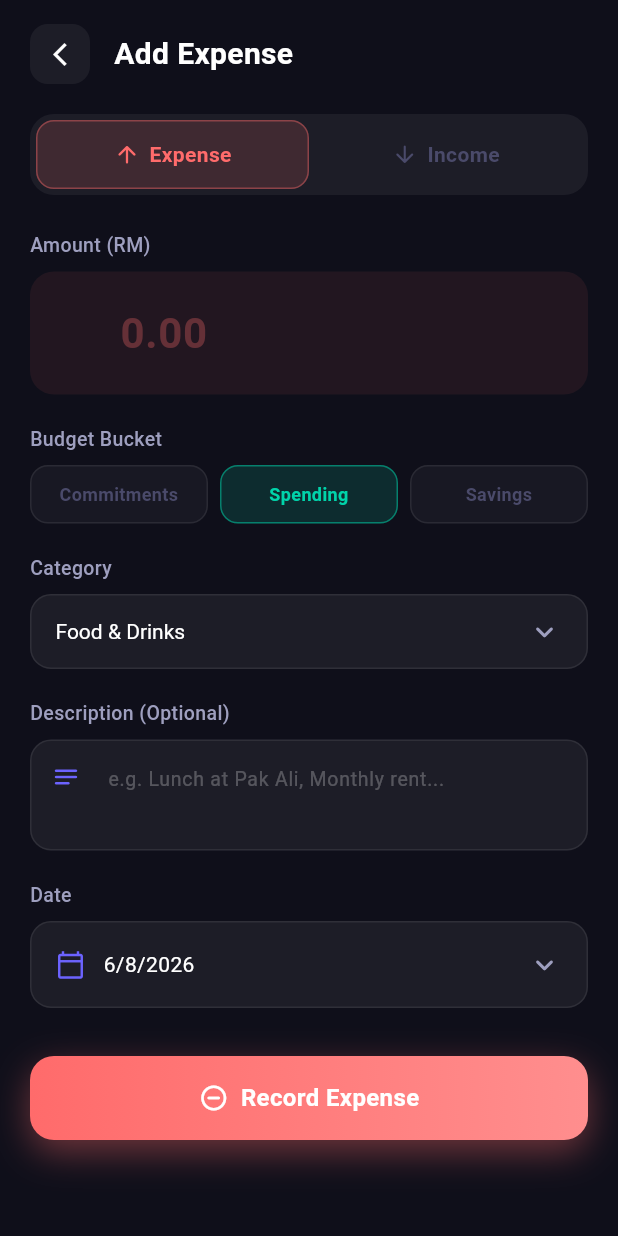
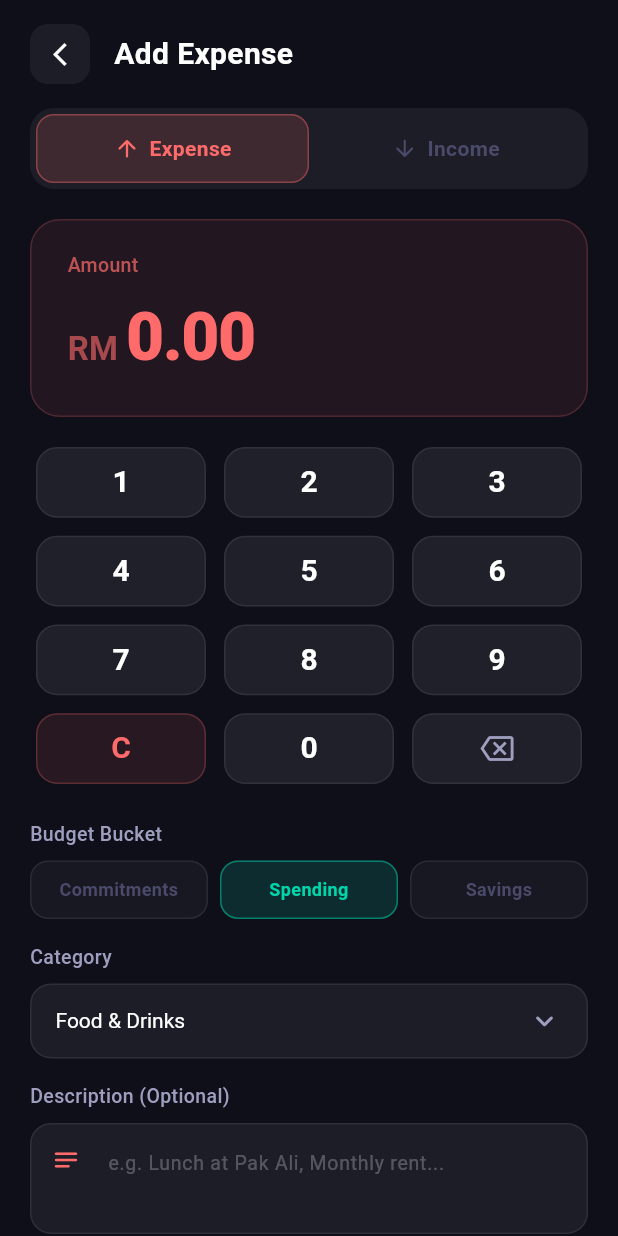
Before and after one commit to Ky-mee/pocket-plan, a Flutter app: the AddTransactionScreen screen opened by its route, on a phone screen of 412 x 824 dp. Run offline on Flutter 3.47's test engine with Material 3 defaults, Android fonts, the phone set to English and light mode, and no system bars; our stand-ins replace cloud_firestore, csv, firebase_auth, firebase_core, firebase_messaging, fl_chart and 11 more; accounts and stored records are empty.

Commit message:
1. update addTransaction input style from text field to calculator/atm numpad style. 2. Fix notification service to be fully functional, alert for limit exceed and budget reset per month.

```diff
--- a/lib/main.dart
+++ b/lib/main.dart
@@ -17,6 +17,7 @@ import 'package:pocket_plan/providers/theme_provider.dart';
 import 'package:pocket_plan/screens/onboarding/onboarding_screen.dart';
 import 'package:pocket_plan/screens/help/help_screen.dart';
 import 'package:flutter_dotenv/flutter_dotenv.dart';
+import 'package:pocket_plan/core/services/notification_service.dart';
 
 void main() async {
   WidgetsFlutterBinding.ensureInitialized();
@@ -24,6 +25,8 @@ void main() async {
   await dotenv.load(fileName: '.env');
 
   await Firebase.initializeApp(options: DefaultFirebaseOptions.currentPlatform);
+
+  await NotificationService().initialize();
 
   runApp(const ProviderScope(child: PocketPlanApp()));
 }
--- a/lib/screens/transactions/add_transaction_screen.dart
+++ b/lib/screens/transactions/add_transaction_screen.dart
@@ -3,6 +3,7 @@ import 'package:firebase_auth/firebase_auth.dart';
 import 'package:cloud_firestore/cloud_firestore.dart';
 import 'package:pocket_plan/core/services/database_service.dart';
 import 'package:pocket_plan/models/transaction_model.dart';
+import 'package:pocket_plan/widgets/atm_numpad.dart';
 
 class AddTransactionScreen extends StatefulWidget {
   const AddTransactionScreen({super.key});
@@ -13,17 +14,17 @@ class AddTransactionScreen extends StatefulWidget {
 
 class _AddTransactionScreenState extends State<AddTransactionScreen>
     with TickerProviderStateMixin {
-  final _formKey = GlobalKey<FormState>();
-  final _amountController = TextEditingController();
   final _descriptionController = TextEditingController();
   final DatabaseService _db = DatabaseService();
 
   TransactionType _type = TransactionType.expense;
   BudgetCategory _budgetCategory = BudgetCategory.spending;
   String _selectedCategory = 'Food & Drinks';
+  String _selectedIncomeSource = 'Allowance';
 
-  // ── NEW: Income source (replaces category for income transactions) ──
-  String _selectedIncomeSource = 'Allowance';
+  // ATM-style amount in cents
+  int _amountCents = 0;
+
   final List<String> _incomeSources = [
     'Allowance',
     'Part-time Job',
@@ -41,19 +42,14 @@ class _AddTransactionScreenState extends State<AddTransactionScreen>
   late Animation<Offset> _slideAnimation;
 
   String get _userId => FirebaseAuth.instance.currentUser?.uid ?? '';
+  double get _amountDouble => _amountCents / 100.0;
 
   @override
   void initState() {
     super.initState();
-
-    // Pre-fill type from route arguments if passed
     WidgetsBinding.instance.addPostFrameCallback((_) {
       final arg = ModalRoute.of(context)?.settings.arguments;
-      if (arg == 'income') {
-        setState(() {
-          _type = TransactionType.income;
-        });
-      }
+      if (arg == 'income') setState(() => _type = TransactionType.income);
     });
 
     _slideController = AnimationController(
@@ -69,7 +65,6 @@ class _AddTransactionScreenState extends State<AddTransactionScreen>
 
   @override
   void dispose() {
-    _amountController.dispose();
     _descriptionController.dispose();
     _slideController.dispose();
     super.dispose();
@@ -79,18 +74,27 @@ class _AddTransactionScreenState extends State<AddTransactionScreen>
       TransactionCategories.categories[_budgetCategory] ?? [];
 
   Future<void> _saveTransaction() async {
-    if (!_formKey.currentState!.validate()) return;
+    if (_amountCents == 0) {
+      ScaffoldMessenger.of(context).showSnackBar(
+        SnackBar(
+          content: const Text('Please enter an amount'),
+          backgroundColor: const Color(0xFFE53935),
+          behavior: SnackBarBehavior.floating,
+          shape: RoundedRectangleBorder(
+            borderRadius: BorderRadius.circular(12),
+          ),
+        ),
+      );
+      return;
+    }
+
     setState(() => _isLoading = true);
 
     try {
-      final amount = double.parse(_amountController.text);
-
       if (_type == TransactionType.income) {
-        // ── INCOME: auto-split into 50/30/20 buckets ──
-        await _saveIncomeTransaction(amount);
+        await _saveIncomeTransaction(_amountDouble);
       } else {
-        // ── EXPENSE: record normally under selected bucket/category ──
-        await _saveExpenseTransaction(amount);
+        await _saveExpenseTransaction(_amountDouble);
       }
 
       if (mounted) {
@@ -130,14 +134,12 @@ class _AddTransactionScreenState extends State<AddTransactionScreen>
     }
   }
 
-  // ── INCOME: record transaction + auto-split budget limits ──
   Future<void> _saveIncomeTransaction(double amount) async {
-    // 1. Record income transaction with source as category
     final tx = TransactionModel(
       id: '',
       userId: _userId,
       type: TransactionType.income,
-      budgetCategory: BudgetCategory.savings, // neutral bucket for income
+      budgetCategory: BudgetCategory.savings,
       amount: amount,
       category: _selectedIncomeSource,
       description: _descriptionController.text.trim().isEmpty
@@ -148,21 +150,15 @@ class _AddTransactionScreenState extends State<AddTransactionScreen>
     );
     await _db.addTransaction(tx);
 
-    // 2. Auto-split income into 50/30/20 budget limits
-    final commitmentsAdd = amount * 0.50;
-    final spendingsAdd = amount * 0.30;
-    final savingsAdd = amount * 0.20;
-
     await FirebaseFirestore.instance.collection('budgets').doc(_userId).update({
-      'commitments.limit': FieldValue.increment(commitmentsAdd),
-      'spendings.limit': FieldValue.increment(spendingsAdd),
-      'savings.limit': FieldValue.increment(savingsAdd),
+      'commitments.limit': FieldValue.increment(amount * 0.50),
+      'spendings.limit': FieldValue.increment(amount * 0.30),
+      'savings.limit': FieldValue.increment(amount * 0.20),
       'monthlyAllowance': FieldValue.increment(amount),
       'updatedAt': Timestamp.now(),
     });
   }
 
-  // ── EXPENSE: record transaction + deduct from bucket spent ──
   Future<void> _saveExpenseTransaction(double amount) async {
     final tx = TransactionModel(
       id: '',
@@ -199,6 +195,9 @@ class _AddTransactionScreenState extends State<AddTransactionScreen>
 
   @override
   Widget build(BuildContext context) {
+    final isIncome = _type == TransactionType.income;
+    final color = isIncome ? const Color(0xFF00D4AA) : const Color(0xFFFF6B6B);
+
     return Scaffold(
       backgroundColor: const Color(0xFF0F0F1A),
       body: SlideTransition(
@@ -206,41 +205,47 @@ class _AddTransactionScreenState extends State<AddTransactionScreen>
         child: SafeArea(
           child: Column(
             children: [
-              _buildHeader(),
+              _buildHeader(isIncome),
               Expanded(
                 child: SingleChildScrollView(
-                  padding: const EdgeInsets.symmetric(horizontal: 20),
-                  child: Form(
-                    key: _formKey,
+                  padding: const EdgeInsets.fromLTRB(20, 16, 20, 0),
                   child: Column(
                     crossAxisAlignment: CrossAxisAlignment.start,
                     children: [
-                        const SizedBox(height: 20),
                       _buildTypeToggle(),
-                        const SizedBox(height: 24),
-                        _buildAmountField(),
                       const SizedBox(height: 20),
 
-                        // ── Show different inputs based on type ──
-                        if (_type == TransactionType.income) ...[
+                      // ATM amount display
+                      AtmAmountDisplay(valueCents: _amountCents, color: color),
+                      const SizedBox(height: 16),
+
+                      // ATM numpad
+                      AtmNumpad(
+                        valueCents: _amountCents,
+                        onValueChanged: (val) =>
+                            setState(() => _amountCents = val),
+                      ),
+                      const SizedBox(height: 20),
+
+                      // Income source or expense category
+                      if (isIncome) ...[
                         _buildIncomeSourceSelector(),
                         const SizedBox(height: 16),
                         _buildIncomeSplitPreview(),
                       ] else ...[
                         _buildBucketSelector(),
-                          const SizedBox(height: 20),
+                        const SizedBox(height: 16),
                         _buildCategorySelector(),
                       ],
 
-                        const SizedBox(height: 20),
-                        _buildDescriptionField(),
-                        const SizedBox(height: 20),
-                        _buildDatePicker(),
-                        const SizedBox(height: 32),
-                        _buildSaveButton(),
+                      const SizedBox(height: 16),
+                      _buildDescriptionField(isIncome, color),
+                      const SizedBox(height: 16),
+                      _buildDatePicker(color),
+                      const SizedBox(height: 24),
+                      _buildSaveButton(isIncome, color),
                       const SizedBox(height: 32),
                     ],
-                    ),
                   ),
                 ),
               ),
@@ -251,7 +256,7 @@ class _AddTransactionScreenState extends State<AddTransactionScreen>
     );
   }
 
-  Widget _buildHeader() {
+  Widget _buildHeader(bool isIncome) {
     return Padding(
       padding: const EdgeInsets.fromLTRB(20, 16, 20, 0),
       child: Row(
@@ -274,7 +279,7 @@ class _AddTransactionScreenState extends State<AddTransactionScreen>
           ),
           const SizedBox(width: 16),
           Text(
-            _type == TransactionType.income ? 'Add Income' : 'Add Expense',
+            isIncome ? 'Add Income' : 'Add Expense',
             style: const TextStyle(
               color: Colors.white,
               fontSize: 20,
@@ -323,7 +328,7 @@ class _AddTransactionScreenState extends State<AddTransactionScreen>
       child: GestureDetector(
         onTap: () => setState(() {
           _type = type;
-          // Reset fields when switching type
+          _amountCents = 0;
           _selectedCategory = 'Food & Drinks';
           _budgetCategory = BudgetCategory.spending;
           _selectedIncomeSource = 'Allowance';
@@ -362,74 +367,6 @@ class _AddTransactionScreenState extends State<AddTransactionScreen>
     );
   }
 
-  Widget _buildAmountField() {
-    final color = _type == TransactionType.expense
-        ? const Color(0xFFFF6B6B)
-        : const Color(0xFF00D4AA);
-    return Column(
-      crossAxisAlignment: CrossAxisAlignment.start,
-      children: [
-        const Text(
-          'Amount (RM)',
-          style: TextStyle(
-            color: Color(0xFF9E9FBF),
-            fontSize: 13,
-            fontWeight: FontWeight.w500,
-          ),
-        ),
-        const SizedBox(height: 8),
-        TextFormField(
-          controller: _amountController,
-          keyboardType: const TextInputType.numberWithOptions(decimal: true),
-          style: TextStyle(
-            color: color,
-            fontSize: 28,
-            fontWeight: FontWeight.w700,
-          ),
-          validator: (v) {
-            if (v == null || v.isEmpty) return 'Amount is required';
-            if (double.tryParse(v) == null) return 'Enter a valid amount';
-            if (double.parse(v) <= 0) return 'Amount must be greater than 0';
-            return null;
-          },
-          decoration: InputDecoration(
-            hintText: '0.00',
-            hintStyle: TextStyle(
-              color: color.withOpacity(0.3),
-              fontSize: 28,
-              fontWeight: FontWeight.w700,
-            ),
-            prefixText: 'RM ',
-            prefixStyle: TextStyle(
-              color: color.withOpacity(0.6),
-              fontSize: 20,
-              fontWeight: FontWeight.w600,
-            ),
-            filled: true,
-            fillColor: color.withOpacity(0.08),
-            border: OutlineInputBorder(
-              borderRadius: BorderRadius.circular(16),
-              borderSide: BorderSide.none,
-            ),
-            focusedBorder: OutlineInputBorder(
-              borderRadius: BorderRadius.circular(16),
-              borderSide: BorderSide(color: color, width: 1.5),
-            ),
-            errorBorder: OutlineInputBorder(
-              borderRadius: BorderRadius.circular(16),
-              borderSide: const BorderSide(
-                color: Color(0xFFE53935),
-                width: 1.5,
-              ),
-            ),
-            contentPadding: const EdgeInsets.all(20),
-          ),
-        ),
-      ],
-    );
-  }
-
-  // ── NEW: Income source selector ──
   Widget _buildIncomeSourceSelector() {
     return Column(
       crossAxisAlignment: CrossAxisAlignment.start,
@@ -486,12 +423,10 @@ class _AddTransactionScreenState extends State<AddTransactionScreen>
     );
   }
 
-  // ── NEW: 50/30/20 split preview for income ──
   Widget _buildIncomeSplitPreview() {
-    final amount = double.tryParse(_amountController.text) ?? 0;
-    final commitments = amount * 0.50;
-    final spending = amount * 0.30;
-    final savings = amount * 0.20;
+    final commitments = _amountDouble * 0.50;
+    final spending = _amountDouble * 0.30;
+    final savings = _amountDouble * 0.20;
 
     return Container(
       padding: const EdgeInsets.all(16),
@@ -503,15 +438,15 @@ class _AddTransactionScreenState extends State<AddTransactionScreen>
       child: Column(
         crossAxisAlignment: CrossAxisAlignment.start,
         children: [
-          Row(
+          const Row(
             children: [
-              const Icon(
+              Icon(
                 Icons.auto_awesome_rounded,
                 color: Color(0xFF00D4AA),
                 size: 16,
               ),
-              const SizedBox(width: 8),
-              const Text(
+              SizedBox(width: 8),
+              Text(
                 'Auto 50/30/20 Split',
                 style: TextStyle(
                   color: Color(0xFF00D4AA),
@@ -704,7 +639,7 @@ class _AddTransactionScreenState extends State<AddTransactionScreen>
     );
   }
 
-  Widget _buildDescriptionField() {
+  Widget _buildDescriptionField(bool isIncome, Color color) {
     return Column(
       crossAxisAlignment: CrossAxisAlignment.start,
       children: [
@@ -717,13 +652,12 @@ class _AddTransactionScreenState extends State<AddTransactionScreen>
           ),
         ),
         const SizedBox(height: 8),
-        TextFormField(
+        TextField(
           controller: _descriptionController,
           style: const TextStyle(color: Colors.white, fontSize: 14),
           maxLines: 2,
-          onChanged: (_) => setState(() {}), // rebuild split preview
           decoration: InputDecoration(
-            hintText: _type == TransactionType.income
+            hintText: isIncome
                 ? 'e.g. Monthly allowance from parents...'
                 : 'e.g. Lunch at Pak Ali, Monthly rent...',
             hintStyle: TextStyle(
@@ -732,13 +666,7 @@ class _AddTransactionScreenState extends State<AddTransactionScreen>
             ),
             prefixIcon: Padding(
               padding: const EdgeInsets.only(bottom: 24),
-              child: Icon(
-                Icons.notes_rounded,
-                color: _type == TransactionType.income
-                    ? const Color(0xFF00D4AA)
-                    : const Color(0xFF6C63FF),
-                size: 20,
-              ),
+              child: Icon(Icons.notes_rounded, color: color, size: 20),
             ),
             filled: true,
             fillColor: Colors.white.withOpacity(0.06),
@@ -748,19 +676,11 @@ class _AddTransactionScreenState extends State<AddTransactionScreen>
             ),
             enabledBorder: OutlineInputBorder(
               borderRadius: BorderRadius.circular(14),
-              borderSide: BorderSide(
-                color: Colors.white.withOpacity(0.08),
-                width: 1,
-              ),
+              borderSide: BorderSide(color: Colors.white.withOpacity(0.08)),
             ),
             focusedBorder: OutlineInputBorder(
               borderRadius: BorderRadius.circular(14),
-              borderSide: BorderSide(
-                color: _type == TransactionType.income
-                    ? const Color(0xFF00D4AA)
-                    : const Color(0xFF6C63FF),
-                width: 1.5,
-              ),
+              borderSide: BorderSide(color: color, width: 1.5),
             ),
             contentPadding: const EdgeInsets.all(16),
           ),
@@ -769,7 +689,7 @@ class _AddTransactionScreenState extends State<AddTransactionScreen>
     );
   }
 
-  Widget _buildDatePicker() {
+  Widget _buildDatePicker(Color color) {
     return Column(
       crossAxisAlignment: CrossAxisAlignment.start,
       children: [
@@ -793,13 +713,7 @@ class _AddTransactionScreenState extends State<AddTransactionScreen>
             ),
             child: Row(
               children: [
-                Icon(
-                  Icons.calendar_today_outlined,
-                  color: _type == TransactionType.income
-                      ? const Color(0xFF00D4AA)
-                      : const Color(0xFF6C63FF),
-                  size: 20,
-                ),
+                Icon(Icons.calendar_today_outlined, color: color, size: 20),
                 const SizedBox(width: 12),
                 Text(
                   '${_selectedDate.day}/${_selectedDate.month}/${_selectedDate.year}',
@@ -818,20 +732,18 @@ class _AddTransactionScreenState extends State<AddTransactionScreen>
     );
   }
 
-  Widget _buildSaveButton() {
-    final isIncome = _type == TransactionType.income;
-    final color = isIncome ? const Color(0xFF00D4AA) : const Color(0xFFFF6B6B);
-    final gradientColors = isIncome
-        ? [const Color(0xFF00D4AA), const Color(0xFF00F5C8)]
-        : [const Color(0xFFFF6B6B), const Color(0xFFFF8E8E)];
-
+  Widget _buildSaveButton(bool isIncome, Color color) {
     return GestureDetector(
       onTap: _isLoading ? null : _saveTransaction,
       child: Container(
         width: double.infinity,
         height: 56,
         decoration: BoxDecoration(
-          gradient: LinearGradient(colors: gradientColors),
+          gradient: LinearGradient(
+            colors: isIncome
+                ? [const Color(0xFF00D4AA), const Color(0xFF00F5C8)]
+                : [const Color(0xFFFF6B6B), const Color(0xFFFF8E8E)],
+          ),
           borderRadius: BorderRadius.circular(16),
           boxShadow: [
             BoxShadow(
--- /dev/null
+++ b/lib/widgets/atm_numpad.dart
@@ -0,0 +1,208 @@
+import 'package:flutter/material.dart';
+
+// ─────────────────────────────────────────
+// ATM-STYLE NUMPAD WIDGET
+// Numbers fill from right to left like a
+// banking app — no decimal point needed.
+// Value is always stored as cents (int)
+// and displayed as RM X.XX
+// ─────────────────────────────────────────
+class AtmNumpad extends StatelessWidget {
+  final int valueCents; // current value in cents
+  final Function(int) onValueChanged;
+
+  const AtmNumpad({
+    super.key,
+    required this.valueCents,
+    required this.onValueChanged,
+  });
+
+  void _onDigit(int digit) {
+    // Append digit from the right, max 8 digits (RM 999,999.99)
+    if (valueCents >= 9999999) return;
+    onValueChanged(valueCents * 10 + digit);
+  }
+
+  void _onBackspace() {
+    onValueChanged(valueCents ~/ 10);
+  }
+
+  void _onClear() {
+    onValueChanged(0);
+  }
+
+  @override
+  Widget build(BuildContext context) {
+    return Column(
+      children: [
+        // Numpad grid
+        GridView.count(
+          crossAxisCount: 3,
+          shrinkWrap: true,
+          physics: const NeverScrollableScrollPhysics(),
+          childAspectRatio: 2.2,
+          mainAxisSpacing: 4,
+          crossAxisSpacing: 4,
+          children: [
+            _numKey(1),
+            _numKey(2),
+            _numKey(3),
+            _numKey(4),
+            _numKey(5),
+            _numKey(6),
+            _numKey(7),
+            _numKey(8),
+            _numKey(9),
+            _clearKey(),
+            _numKey(0),
+            _backspaceKey(),
+          ],
+        ),
+      ],
+    );
+  }
+
+  Widget _numKey(int digit) {
+    return _NumKey(label: '$digit', onTap: () => _onDigit(digit));
+  }
+
+  Widget _backspaceKey() {
+    return _NumKey(
+      label: '⌫',
+      isIcon: true,
+      onTap: _onBackspace,
+      onLongPress: _onClear,
+    );
+  }
+
+  Widget _clearKey() {
+    return _NumKey(label: 'C', onTap: _onClear, isSpecial: true);
+  }
+}
+
+class _NumKey extends StatelessWidget {
+  final String label;
+  final VoidCallback onTap;
+  final VoidCallback? onLongPress;
+  final bool isIcon;
+  final bool isSpecial;
+
+  const _NumKey({
+    required this.label,
+    required this.onTap,
+    this.onLongPress,
+    this.isIcon = false,
+    this.isSpecial = false,
+  });
+
+  @override
+  Widget build(BuildContext context) {
+    return GestureDetector(
+      onTap: onTap,
+      onLongPress: onLongPress,
+      child: AnimatedContainer(
+        duration: const Duration(milliseconds: 100),
+        margin: const EdgeInsets.all(4),
+        decoration: BoxDecoration(
+          color: isSpecial
+              ? const Color(0xFFFF6B6B).withOpacity(0.1)
+              : Colors.white.withOpacity(0.07),
+          borderRadius: BorderRadius.circular(14),
+          border: Border.all(
+            color: isSpecial
+                ? const Color(0xFFFF6B6B).withOpacity(0.25)
+                : Colors.white.withOpacity(0.08),
+          ),
+        ),
+        child: Center(
+          child: isIcon
+              ? const Icon(
+                  Icons.backspace_outlined,
+                  color: Color(0xFF9E9FBF),
+                  size: 22,
+                )
+              : Text(
+                  label,
+                  style: TextStyle(
+                    color: isSpecial ? const Color(0xFFFF6B6B) : Colors.white,
+                    fontSize: 20,
+                    fontWeight: FontWeight.w600,
+                  ),
+                ),
+        ),
+      ),
+    );
+  }
+}
+
+// ─────────────────────────────────────────
+// AMOUNT DISPLAY WIDGET
+// Shows the current value in RM X.XX format
+// with large banking-style text
+// ─────────────────────────────────────────
+class AtmAmountDisplay extends StatelessWidget {
+  final int valueCents;
+  final Color color;
+
+  const AtmAmountDisplay({
+    super.key,
+    required this.valueCents,
+    required this.color,
+  });
+
+  String get _formatted {
+    final ringgit = valueCents ~/ 100;
+    final cents = valueCents % 100;
+    return '${ringgit.toString()}.${cents.toString().padLeft(2, '0')}';
+  }
+
+  @override
+  Widget build(BuildContext context) {
+    return Container(
+      width: double.infinity,
+      padding: const EdgeInsets.symmetric(vertical: 20, horizontal: 24),
+      decoration: BoxDecoration(
+        color: color.withOpacity(0.08),
+        borderRadius: BorderRadius.circular(20),
+        border: Border.all(color: color.withOpacity(0.2)),
+      ),
+      child: Column(
+        crossAxisAlignment: CrossAxisAlignment.start,
+        children: [
+          Text(
+            'Amount',
+            style: TextStyle(
+              color: color.withOpacity(0.7),
+              fontSize: 13,
+              fontWeight: FontWeight.w500,
+            ),
+          ),
+          const SizedBox(height: 8),
+          Row(
+            crossAxisAlignment: CrossAxisAlignment.baseline,
+            textBaseline: TextBaseline.alphabetic,
+            children: [
+              Text(
+                'RM ',
+                style: TextStyle(
+                  color: color.withOpacity(0.6),
+                  fontSize: 22,
+                  fontWeight: FontWeight.w600,
+                ),
+              ),
+              Text(
+                _formatted,
+                style: TextStyle(
+                  color: color,
+                  fontSize: 44,
+                  fontWeight: FontWeight.w800,
+                  letterSpacing: -1,
+                ),
+              ),
+            ],
+          ),
+        ],
+      ),
+    );
+  }
+}
```
Also changed, not shown: lib/core/services/budget_reset_service.dart (+37 -0 lines), lib/core/services/database_service.dart (+10 -0 lines), lib/core/services/notification_service.dart (+5 -5 lines), 2 other files. Lines whose indentation alone changed are shown as unchanged.
